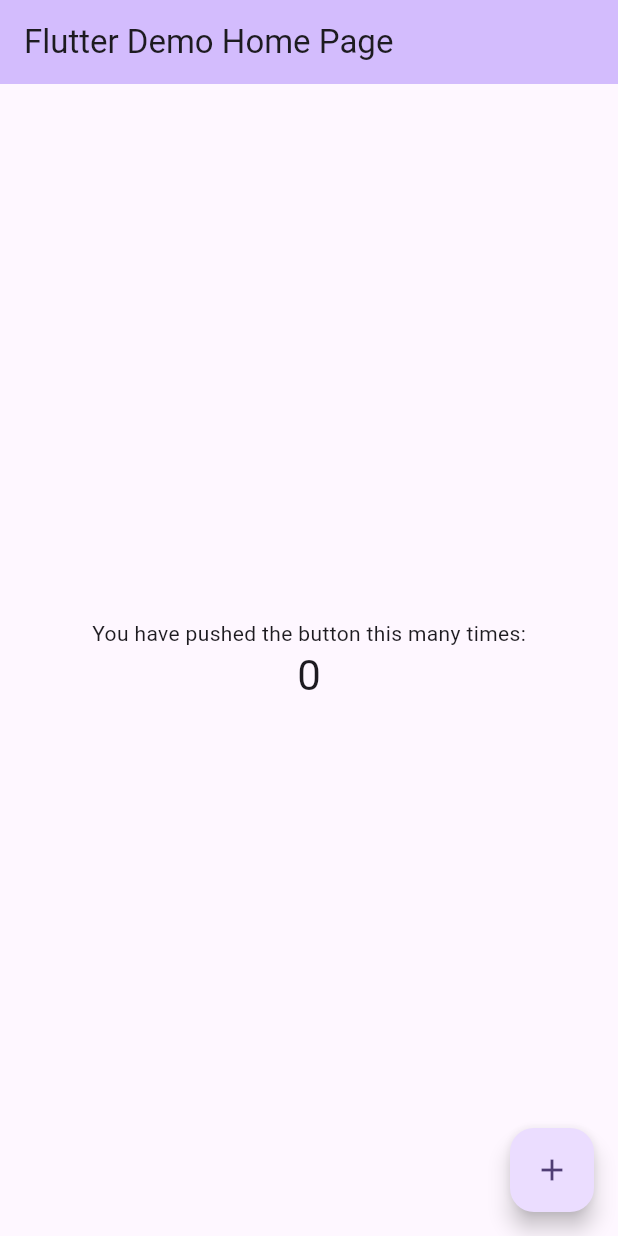
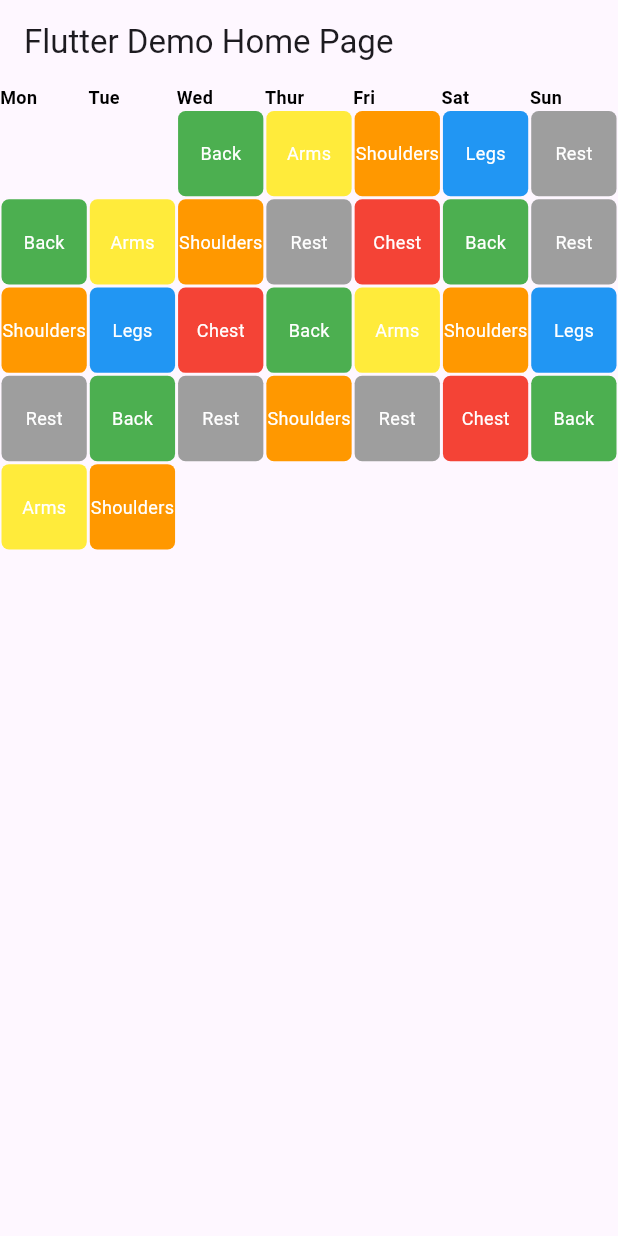
Before and after one commit to spchung/gird_tracker, a Flutter app: the screen it shows after launch, on a phone screen of 412 x 824 dp. Run offline on Flutter 3.47's test engine with Material 3 defaults, Android fonts, the phone set to English and light mode, and no system bars; our stand-ins replace get_it, watch_it.

Commit message:
feat: add placeholder field for loggedWorkout Class

```diff
--- a/lib/locator.dart
+++ b/lib/locator.dart
@@ -1,5 +1,5 @@
 import 'package:get_it/get_it.dart';
-import 'package:lets_git_it/services/app.dart';
+import 'package:lets_git_it/service/app.dart';
 
 final sl = GetIt.instance;
 
--- a/lib/main.dart
+++ b/lib/main.dart
@@ -1,8 +1,9 @@
 import 'package:flutter/material.dart';
 import 'package:lets_git_it/locator.dart';
 import 'package:lets_git_it/theme.dart';
-import 'package:lets_git_it/services/app.dart';
+import 'package:lets_git_it/service/app.dart';
 import 'package:watch_it/watch_it.dart';
+import 'package:lets_git_it/view/gird_tracker.dart';
 
 void main() {
   locatorSetUp();
@@ -45,14 +46,6 @@ class _MyHomePageState extends State<MyHomePage> {
 
   void _incrementCounter() {
     sl<AppModel>().incrementCounter();
-    // setState(() {
-    //   // This call to setState tells the Flutter framework that something has
-    //   // changed in this State, which causes it to rerun the build method below
-    //   // so that the display can reflect the updated values. If we changed
-    //   // _counter without calling setState(), then the build method would not be
-    //   // called again, and so nothing would appear to happen.
-    //   _counter++;
-    // });
   }
 
   @override
@@ -64,32 +57,26 @@ class _MyHomePageState extends State<MyHomePage> {
     // fast, so that you can just rebuild anything that needs updating rather
     // than having to individually change instances of widgets.
     return Scaffold(
+      extendBodyBehindAppBar: false,
       appBar: AppBar(
-        // TRY THIS: Try changing the color here to a specific color (to
-        // Colors.amber, perhaps?) and trigger a hot reload to see the AppBar
-        // change color while the other colors stay the same.
-        backgroundColor: Theme.of(context).colorScheme.inversePrimary,
-        // Here we take the value from the MyHomePage object that was created by
-        // the App.build method, and use it to set our appbar title.
-        title: Text(widget.title),
+        title: const Text('Flutter Demo Home Page'),
       ),
-      body: const Center(
+      body: GridTrackerView(),
+    );
+  }
+}
+
+class GetItCounterExample extends StatelessWidget {
+  const GetItCounterExample({
+    super.key,
+  });
+
+  @override
+  Widget build(BuildContext context) {
+    return const Center(
       // Center is a layout widget. It takes a single child and positions it
       // in the middle of the parent.
       child: Column(
-          // Column is also a layout widget. It takes a list of children and
-          // arranges them vertically. By default, it sizes itself to fit its
-          // children horizontally, and tries to be as tall as its parent.
-          //
-          // Column has various properties to control how it sizes itself and
-          // how it positions its children. Here we use mainAxisAlignment to
-          // center the children vertically; the main axis here is the vertical
-          // axis because Columns are vertical (the cross axis would be
-          // horizontal).
-          //
-          // TRY THIS: Invoke "debug painting" (choose the "Toggle Debug Paint"
-          // action in the IDE, or press "p" in the console), to see the
-          // wireframe for each widget.
         mainAxisAlignment: MainAxisAlignment.center,
         children: <Widget>[
           Text(
@@ -98,12 +85,6 @@ class _MyHomePageState extends State<MyHomePage> {
           WatchCount()
         ],
       ),
-      ),
-      floatingActionButton: FloatingActionButton(
-        onPressed: _incrementCounter,
-        tooltip: 'Increment',
-        child: const Icon(Icons.add),
-      ), // This trailing comma makes auto-formatting nicer for build methods.
     );
   }
 }
@@ -113,6 +94,7 @@ class WatchCount extends StatelessWidget with WatchItMixin {
     super.key,
   });
 
+
   @override
   Widget build(BuildContext context) {
     return Text(
--- /dev/null
+++ b/lib/model/workout.dart
@@ -0,0 +1,23 @@
+import 'package:flutter/material.dart';
+
+class LoggedWorkout {
+  bool isPlaceholder;
+  DateTime? dateTime;
+  Workout? workout;
+
+  LoggedWorkout({
+    required this.dateTime,
+    required this.workout,
+    this.isPlaceholder = false,
+  });
+}
+
+class Workout {
+  String name;
+  Color color;
+
+  Workout({
+    required this.name,
+    required this.color,
+  });
+}
--- /dev/null
+++ b/lib/view/gird_tracker.dart
@@ -0,0 +1,88 @@
+import 'package:lets_git_it/model/workout.dart';
+
+import 'temp_data.dart';
+import 'package:flutter/material.dart';
+
+const headers = [
+  'Mon',
+  'Tue',
+  'Wed',
+  'Thur',
+  'Fri',
+  'Sat',
+  'Sun',
+];
+
+class GridTrackerView extends StatelessWidget {
+  const GridTrackerView({super.key});
+
+  List<LoggedWorkout> preProcessLoggedWorkout(List<LoggedWorkout> data) {
+    // find the day of week of the first day
+    var newData = List<LoggedWorkout>.from(data);
+    final firstDay = data.first.dateTime?.weekday;
+    final placeholderCount = firstDay! - 1;
+
+    for (var i = 0; i < placeholderCount; i++) {
+      newData.insert(i, LoggedWorkout(isPlaceholder: true, dateTime: null, workout: null));
+    }
+
+    return newData;
+  }
+
+  @override
+  Widget build(BuildContext context) {
+    final data = preProcessLoggedWorkout(tempData);
+    return Column(
+      children: [
+        Row(
+          children: headers.map((e) => Expanded(
+            child: Text(e, style: const TextStyle(
+              fontSize: 12,
+              fontWeight: FontWeight.bold,
+              color: Colors.black,
+            ),),
+          )).toList(),
+        ),
+        Expanded(
+          child: GridView.builder(
+            gridDelegate: const SliverGridDelegateWithFixedCrossAxisCount(
+              crossAxisCount: 7,
+            ),
+            itemCount: data.length,
+            itemBuilder: (context, index) {
+              if (data[index].isPlaceholder == true) {
+                return const SizedBox();
+              } else {
+                return Container(
+                  margin: const EdgeInsets.all(1),
+                  decoration: BoxDecoration(
+                    color: data[index].workout!.color,
+                    borderRadius: BorderRadius.circular(5),
+                  ),
+                  child: Center(
+                    child: Text(
+                      data[index].workout!.name,
+                      style: const TextStyle(
+                        fontSize: 12,
+                        color: Colors.white,
+                      ),
+                    ),
+                  ),
+                );
+              }
+            },
+          ),
+        ),
+      ],
+    );
+  }
+}
+
+class GridTracker extends StatelessWidget {
+  const GridTracker({super.key});
+
+  @override
+  Widget build(BuildContext context) {
+    return const Text('hellp');
+  }
+}
--- /dev/null
+++ b/lib/view/temp_data.dart
@@ -0,0 +1,47 @@
+import 'package:flutter/material.dart';
+import 'package:lets_git_it/model/workout.dart';
+
+var headers = [
+  'dateTime',
+  'workout'
+];
+
+final legs = Workout(name: 'Legs', color: Colors.blue);
+final chest = Workout(name: 'Chest', color: Colors.red);
+final back = Workout(name: 'Back', color: Colors.green);
+final arms = Workout(name: 'Arms', color: Colors.yellow);
+final shoulders = Workout(name: 'Shoulders', color: Colors.orange);
+final rest = Workout(name: 'Rest', color: Colors.grey);
+
+var tempData = [
+  // LoggedWorkout(dateTime: DateTime(2024, 1, 1, 10, 10), workout: legs),
+  // LoggedWorkout(dateTime: DateTime(2024, 1, 2, 10, 10), workout: chest),
+  LoggedWorkout(dateTime: DateTime(2024, 1, 3, 10, 10), workout: back),
+  LoggedWorkout(dateTime: DateTime(2024, 1, 4, 10, 10), workout: arms),
+  LoggedWorkout(dateTime: DateTime(2024, 1, 5, 10, 10), workout: shoulders),
+  LoggedWorkout(dateTime: DateTime(2024, 1, 6, 10, 10), workout: legs),
+  LoggedWorkout(dateTime: DateTime(2024, 1, 7, 10, 10), workout: rest),
+  LoggedWorkout(dateTime: DateTime(2024, 1, 8, 10, 10), workout: back),
+  LoggedWorkout(dateTime: DateTime(2024, 1, 9, 10, 10), workout: arms),
+  LoggedWorkout(dateTime: DateTime(2024, 1, 10, 10, 10), workout: shoulders),
+  LoggedWorkout(dateTime: DateTime(2024, 1, 11, 10, 10), workout: rest),
+  LoggedWorkout(dateTime: DateTime(2024, 1, 12, 10, 10), workout: chest),
+  LoggedWorkout(dateTime: DateTime(2024, 1, 13, 10, 10), workout: back),
+  LoggedWorkout(dateTime: DateTime(2024, 1, 14, 10, 10), workout: rest),
+  LoggedWorkout(dateTime: DateTime(2024, 1, 15, 10, 10), workout: shoulders),
+  LoggedWorkout(dateTime: DateTime(2024, 1, 16, 10, 10), workout: legs),
+  LoggedWorkout(dateTime: DateTime(2024, 1, 17, 10, 10), workout: chest),
+  LoggedWorkout(dateTime: DateTime(2024, 1, 18, 10, 10), workout: back),
+  LoggedWorkout(dateTime: DateTime(2024, 1, 19, 10, 10), workout: arms),
+  LoggedWorkout(dateTime: DateTime(2024, 1, 20, 10, 10), workout: shoulders),
+  LoggedWorkout(dateTime: DateTime(2024, 1, 21, 10, 10), workout: legs),
+  LoggedWorkout(dateTime: DateTime(2024, 1, 22, 10, 10), workout: rest),
+  LoggedWorkout(dateTime: DateTime(2024, 1, 23, 10, 10), workout: back),
+  LoggedWorkout(dateTime: DateTime(2024, 1, 24, 10, 10), workout: rest),
+  LoggedWorkout(dateTime: DateTime(2024, 1, 25, 10, 10), workout: shoulders),
+  LoggedWorkout(dateTime: DateTime(2024, 1, 26, 10, 10), workout: rest),
+  LoggedWorkout(dateTime: DateTime(2024, 1, 27, 10, 10), workout: chest),
+  LoggedWorkout(dateTime: DateTime(2024, 1, 28, 10, 10), workout: back),
+  LoggedWorkout(dateTime: DateTime(2024, 1, 29, 10, 10), workout: arms),
+  LoggedWorkout(dateTime: DateTime(2024, 1, 30, 10, 10), workout: shoulders),
+];
```
Also changed, not shown: lib/service/app.dart (renamed from lib/services/app.dart). Lines whose indentation alone changed are shown as unchanged.
